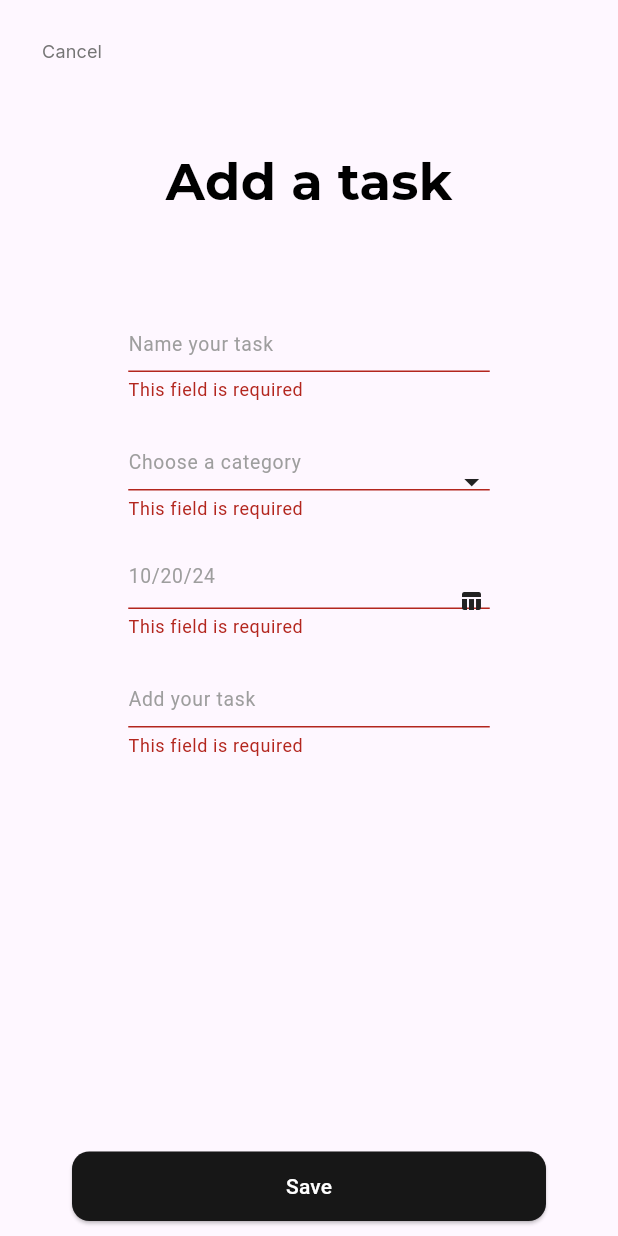
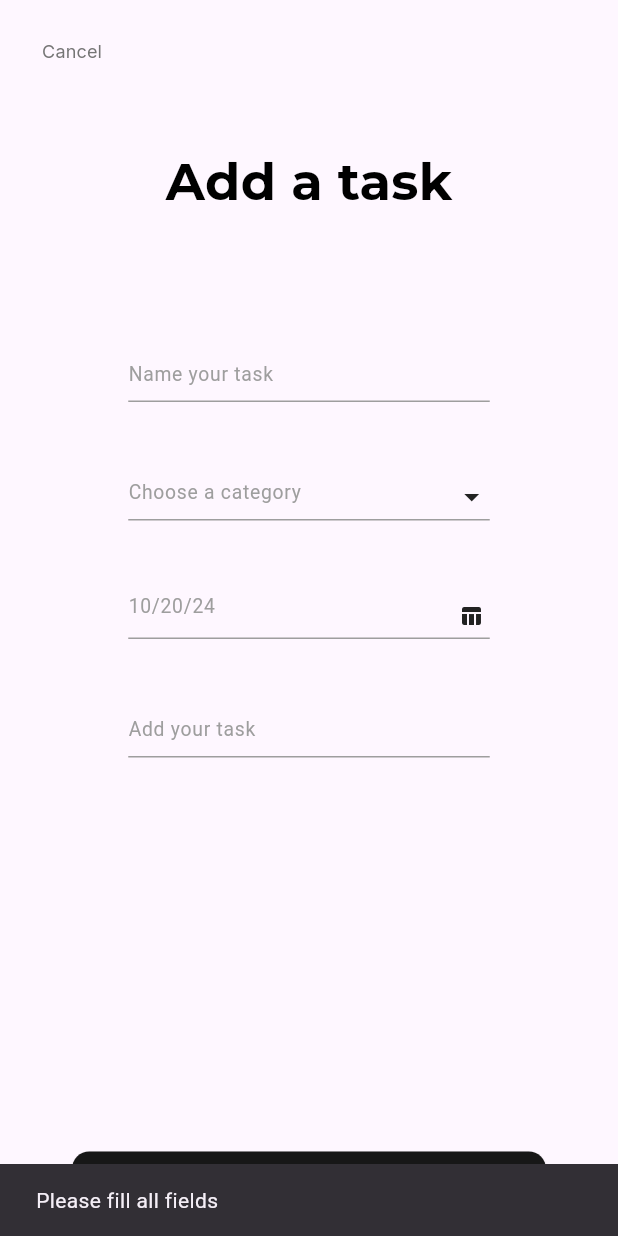
Before and after one commit to Marwannnnnntarek/toDo, a Flutter app: the AddTasksView screen opened by its route, after a tap on "Cancel", after a tap on the "add circle" icon, after a tap on "Save", on a phone screen of 412 x 824 dp. Run offline on Flutter 3.47's test engine with Material 3 defaults, Android fonts, the phone set to English and light mode, and no system bars; drawn by our look-alikes of modal_progress_hud_nsn; our stand-ins replace flutter_bloc, go_router, google_fonts, hive, hive_flutter; accounts and stored records are empty.

Commit message:
created a two cubits, one for adding task and another one for displaying the tasks on all tasks view

```diff
--- a/lib/features/add/data/cubits/add_task_cubit/add_task_cubit.dart
+++ b/lib/features/add/data/cubits/add_task_cubit/add_task_cubit.dart
@@ -1,21 +1,38 @@
-import 'package:bloc/bloc.dart';
+import 'package:flutter/widgets.dart';
+import 'package:flutter_bloc/flutter_bloc.dart';
 import 'package:hive_flutter/adapters.dart';
 import 'package:todo/core/models/task_model.dart';
 import 'package:todo/features/add/data/cubits/add_task_cubit/add_task_states.dart';
+import 'package:todo/features/all/data/cubits/all_tasks_cubit/all_tasks_cubit.dart';
 
 class AddTaskCubit extends Cubit<AddTaskState> {
   AddTaskCubit() : super(AddTaskInitial());
 
-  // ignore: non_constant_identifier_names
-  AddTask(TaskModel taskModel) async {
-    emit(AddTaskLoading());
-    try {
-      var taskBox = Hive.box<TaskModel>('task_box');
+  void updateName(String name) => emit(state.copyWith(name: name));
+  void updateCategory(String category) =>
+      emit(state.copyWith(category: category));
+  void updateDate(String date) => emit(state.copyWith(date: date));
+  void updateContent(String content) => emit(state.copyWith(content: content));
 
-      await taskBox.add(taskModel);
-       emit(AddTaskSuccess());
-    } catch (e) {
-      emit(AddTaskFailure(error: 'Error: $e'));
+  void saveTask(BuildContext context) async {
+    if (state.name.isNotEmpty &&
+        state.category.isNotEmpty &&
+        state.date.isNotEmpty &&
+        state.content.isNotEmpty) {
+      final task = TaskModel(
+        name: state.name,
+        category: state.category,
+        date: state.date,
+        content: state.content,
+      );
+
+      final box = Hive.box<TaskModel>('task_box');
+      await box.add(task);
+      // ignore: use_build_context_synchronously
+      context.read<AllTasksCubit>().loadTasks();
+      emit(AddTaskSuccess(taskModel: task));
+    } else {
+      emit(AddTaskError("Please fill all fields"));
     }
   }
 }
--- a/lib/features/add/data/cubits/add_task_cubit/add_task_states.dart
+++ b/lib/features/add/data/cubits/add_task_cubit/add_task_states.dart
@@ -1,12 +1,55 @@
-abstract class AddTaskState {}
+// abstract class AddTaskState {}
+
+// class AddTaskInitial extends AddTaskState {}
+
+// class AddTaskLoading extends AddTaskState {}
+
+// class AddTaskSuccess extends AddTaskState {}
+
+// class AddTaskFailure extends AddTaskState {
+//   final String error;
+//   AddTaskFailure({required this.error});
+// }
+
+import 'package:todo/core/models/task_model.dart';
+
+class AddTaskState {
+  final String name;
+  final String category;
+  final String date;
+  final String content;
+
+  const AddTaskState({
+    this.name = '',
+    this.category = '',
+    this.date = '',
+    this.content = '',
+  });
+
+  AddTaskState copyWith({
+    String? name,
+    String? category,
+    String? date,
+    String? content,
+  }) {
+    return AddTaskState(
+      name: name ?? this.name,
+      category: category ?? this.category,
+      date: date ?? this.date,
+      content: content ?? this.content,
+    );
+  }
+}
 
 class AddTaskInitial extends AddTaskState {}
 
-class AddTaskLoading extends AddTaskState {}
+class AddTaskSuccess extends AddTaskState {
+  final TaskModel taskModel;
 
-class AddTaskSuccess extends AddTaskState {}
+  AddTaskSuccess({required this.taskModel});
+}
 
-class AddTaskFailure extends AddTaskState {
-  final String error;
-  AddTaskFailure({required this.error});
+class AddTaskError extends AddTaskState {
+  final String message;
+  AddTaskError(this.message);
 }
--- a/lib/features/add/presentation/views/widgets/add_task_form.dart
+++ b/lib/features/add/presentation/views/widgets/add_task_form.dart
@@ -1,83 +1,83 @@
-import 'package:flutter/widgets.dart';
-import 'package:flutter_bloc/flutter_bloc.dart';
-import 'package:todo/core/models/task_model.dart';
-import 'package:todo/features/add/data/cubits/add_task_cubit/add_task_cubit.dart';
-import 'package:todo/features/add/presentation/views/widgets/cancel_button.dart';
-import 'package:todo/features/add/presentation/views/widgets/category_dropdown.dart';
-import 'package:todo/features/add/presentation/views/widgets/custom_text_field.dart';
-import 'package:todo/features/add/presentation/views/widgets/date_field.dart';
-import 'package:todo/features/add/presentation/views/widgets/save_button.dart';
-import 'package:todo/features/add/presentation/views/widgets/title.dart';
+// import 'package:flutter/widgets.dart';
+// import 'package:flutter_bloc/flutter_bloc.dart';
+// import 'package:todo/core/models/task_model.dart';
+// import 'package:todo/features/add/data/cubits/add_task_cubit/add_task_cubit.dart';
+// import 'package:todo/features/add/presentation/views/widgets/cancel_button.dart';
+// import 'package:todo/features/add/presentation/views/widgets/category_dropdown.dart';
+// import 'package:todo/features/add/presentation/views/widgets/custom_text_field.dart';
+// import 'package:todo/features/add/presentation/views/widgets/date_field.dart';
+// import 'package:todo/features/add/presentation/views/widgets/save_button.dart';
+// import 'package:todo/features/add/presentation/views/widgets/title.dart';
 
-class AddTaskForm extends StatefulWidget {
-  const AddTaskForm({super.key});
+// class AddTaskForm extends StatefulWidget {
+//   const AddTaskForm({super.key});
 
-  @override
-  State<AddTaskForm> createState() => _AddTaskFormState();
-}
+//   @override
+//   State<AddTaskForm> createState() => _AddTaskFormState();
+// }
 
-class _AddTaskFormState extends State<AddTaskForm> {
-  final GlobalKey<FormState> formkey = GlobalKey();
-  AutovalidateMode autovalidateMode = AutovalidateMode.disabled;
-  String? name, content, date, category;
-  @override
-  Widget build(BuildContext context) {
-    return Form(
-      key: formkey,
-      child: Column(
-        crossAxisAlignment: CrossAxisAlignment.start,
-        children: [
-          CancelButton(context: context),
-          const SizedBox(height: 39),
-          const AddTitle(),
-          const SizedBox(height: 91),
-          CustomTextField(
-            hint: 'Name your task',
-            onSaved: (value) {
-              name = value;
-            },
-          ),
-          const SizedBox(height: 48),
-          CategoryDropdown(
-            onSaved: (value) {
-              category = value;
-            },
-          ),
-          const SizedBox(height: 48),
-          DateField(
-            onSaved: (value) {
-              date = value;
-            },
-          ),
-          const SizedBox(height: 48),
-          CustomTextField(
-            hint: 'Add your task',
-            onSaved: (value) {
-              content = value;
-            },
-          ),
-          const Spacer(),
-          SaveButton(
-            onPressed: () {
-              if (formkey.currentState!.validate()) {
-                formkey.currentState!.save();
-                BlocProvider.of<AddTaskCubit>(context).AddTask(
-                  TaskModel(
-                    name: name!,
-                    content: content!,
-                    date: date!,
-                    category: category!,
-                  ),
-                );
-              } else {
-                setState(() {
-                  autovalidateMode = AutovalidateMode.always;
-                });
-              }
-            },
-          ),
-        ],
-      ),
-    );
-  }
-}
+// class _AddTaskFormState extends State<AddTaskForm> {
+//   final GlobalKey<FormState> formkey = GlobalKey();
+//   AutovalidateMode autovalidateMode = AutovalidateMode.disabled;
+//   String? name, content, date, category;
+//   @override
+//   Widget build(BuildContext context) {
+//     return Form(
+//       key: formkey,
+//       child: Column(
+//         crossAxisAlignment: CrossAxisAlignment.start,
+//         children: [
+//           CancelButton(context: context),
+//           const SizedBox(height: 39),
+//           const AddTitle(),
+//           const SizedBox(height: 91),
+//           CustomTextField(
+//             hint: 'Name your task',
+//             onSaved: (value) {
+//               name = value;
+//             },
+//           ),
+//           const SizedBox(height: 48),
+//           CategoryDropdown(
+//             onSaved: (value) {
+//               category = value;
+//             },
+//           ),
+//           const SizedBox(height: 48),
+//           DateField(
+//             onSaved: (value) {
+//               date = value;
+//             },
+//           ),
+//           const SizedBox(height: 48),
+//           CustomTextField(
+//             hint: 'Add your task',
+//             onSaved: (value) {
+//               content = value;
+//             },
+//           ),
+//           const Spacer(),
+//           SaveButton(
+//             onPressed: () {
+//               if (formkey.currentState!.validate()) {
+//                 formkey.currentState!.save();
+//                 BlocProvider.of<AddTaskCubit>(context).AddTask(
+//                   TaskModel(
+//                     name: name!,
+//                     content: content!,
+//                     date: date!,
+//                     category: category!,
+//                   ),
+//                 );
+//               } else {
+//                 setState(() {
+//                   autovalidateMode = AutovalidateMode.always;
+//                 });
+//               }
+//             },
+//           ),
+//         ],
+//       ),
+//     );
+//   }
+// }
--- a/lib/features/add/presentation/views/widgets/add_tasks_body.dart
+++ b/lib/features/add/presentation/views/widgets/add_tasks_body.dart
@@ -1,34 +1,82 @@
 import 'package:flutter/material.dart';
 import 'package:flutter_bloc/flutter_bloc.dart';
 import 'package:go_router/go_router.dart';
-import 'package:modal_progress_hud_nsn/modal_progress_hud_nsn.dart';
 import 'package:todo/features/add/data/cubits/add_task_cubit/add_task_cubit.dart';
 import 'package:todo/features/add/data/cubits/add_task_cubit/add_task_states.dart';
-import 'package:todo/features/add/presentation/views/widgets/add_task_form.dart';
+import 'package:todo/features/add/presentation/views/widgets/cancel_button.dart';
+import 'package:todo/features/add/presentation/views/widgets/category_dropdown.dart';
+import 'package:todo/features/add/presentation/views/widgets/custom_text_field.dart';
+import 'package:todo/features/add/presentation/views/widgets/date_field.dart';
+import 'package:todo/features/add/presentation/views/widgets/save_button.dart';
+import 'package:todo/features/add/presentation/views/widgets/title.dart';
 
 class AddTasksBody extends StatelessWidget {
-  const AddTasksBody({super.key});
+  final _nameController = TextEditingController();
+  final _categoryController = TextEditingController();
+  final _contentController = TextEditingController();
+  final _dateController = TextEditingController();
+  AddTasksBody({super.key});
 
   @override
   Widget build(BuildContext context) {
-    return BlocProvider(
-      create: (context) => AddTaskCubit(),
-      child: BlocConsumer<AddTaskCubit, AddTaskState>(
-        listener: (BuildContext context, Object? state) {
+    return BlocConsumer<AddTaskCubit, AddTaskState>(
+      listener: (context, state) {
         if (state is AddTaskSuccess) {
+          // Save task and maybe pop the screen
           context.go('/');
+        } else if (state is AddTaskError) {
+          ScaffoldMessenger.of(
+            context,
+          ).showSnackBar(SnackBar(content: Text(state.message)));
         }
       },
-        builder: (BuildContext context, state) {
-          return ModalProgressHUD(
-            inAsyncCall: state is AddTaskLoading ? true : false,
-            child: Padding(
+      builder: (context, state) {
+        return Padding(
           padding: const EdgeInsets.symmetric(vertical: 10, horizontal: 16),
-              child: AddTaskForm(),
+          child: Column(
+            crossAxisAlignment: CrossAxisAlignment.start,
+            children: [
+              CancelButton(context: context),
+              const SizedBox(height: 39),
+              const AddTitle(),
+              const SizedBox(height: 91),
+              CustomTextField(
+                hint: 'Name your task',
+                controller: _nameController,
+                onChanged:
+                    (value) => context.read<AddTaskCubit>().updateName(value),
+              ),
+              const SizedBox(height: 48),
+              CategoryDropdown(
+                controller: _categoryController,
+                onChanged:
+                    (value) =>
+                        context.read<AddTaskCubit>().updateCategory(value),
+              ),
+              const SizedBox(height: 48),
+              DateField(
+                controller: _dateController,
+                onChanged:
+                    (value) => context.read<AddTaskCubit>().updateDate(value),
+              ),
+              const SizedBox(height: 48),
+              CustomTextField(
+                hint: 'Add your task',
+                controller: _contentController,
+                onChanged:
+                    (value) =>
+                        context.read<AddTaskCubit>().updateContent(value),
+              ),
+              const Spacer(),
+              SaveButton(
+                onPressed: () {
+                  context.read<AddTaskCubit>().saveTask(context);
+                },
+              ),
+            ],
           ),
         );
       },
-      ),
     );
   }
 }
--- a/lib/features/add/presentation/views/widgets/category_dropdown.dart
+++ b/lib/features/add/presentation/views/widgets/category_dropdown.dart
@@ -2,16 +2,17 @@ import 'package:flutter/material.dart';
 import 'package:google_fonts/google_fonts.dart';
 
 class CategoryDropdown extends StatefulWidget {
-  final void Function(String?)? onSaved;
   final void Function(String)? onChanged;
-  const CategoryDropdown({super.key, this.onSaved, this.onChanged});
+  final TextEditingController? controller;
+
+  const CategoryDropdown({super.key, this.onChanged, this.controller});
 
   @override
   State<CategoryDropdown> createState() => _CategoryDropdownState();
 }
 
 class _CategoryDropdownState extends State<CategoryDropdown> {
-  final TextEditingController _controller = TextEditingController();
+  final TextEditingController controller = TextEditingController();
   String? selectedCategory;
 
   final List<String> categories = [
@@ -44,17 +45,10 @@ class _CategoryDropdownState extends State<CategoryDropdown> {
       child: SizedBox(
         width: 241,
         height: 31,
-        child: TextFormField(
-          onSaved: widget.onSaved,
+        child: TextField(
           onChanged: widget.onChanged,
-          validator: (value) {
-            if (value?.isEmpty ?? true) {
-              return 'This field is required';
-            } else {
-              return null;
-            }
-          },
-          controller: _controller,
+
+          controller: widget.controller,
           readOnly: true,
           decoration: InputDecoration(
             hintText: 'Choose a category',
@@ -105,9 +99,12 @@ class _CategoryDropdownState extends State<CategoryDropdown> {
                     }).toList(),
                 onChanged: (String? newValue) {
                   setState(() {
-                    // selectedCategory = newValue;
-                    _controller.text = newValue ?? '';
+                    selectedCategory = newValue;
+                    controller.text = newValue ?? '';
                   });
+                  if (newValue != null) {
+                    widget.onChanged?.call(newValue);
+                  }
                 },
               ),
             ),
--- a/lib/features/add/presentation/views/widgets/custom_text_field.dart
+++ b/lib/features/add/presentation/views/widgets/custom_text_field.dart
@@ -5,13 +5,14 @@ class CustomTextField extends StatelessWidget {
   const CustomTextField({
     super.key,
     required this.hint,
-    this.onSaved,
     this.onChanged,
+    this.controller,
   });
 
   final String hint;
-  final void Function(String?)? onSaved;
+  // final void Function(String?)? onSaved;
   final void Function(String)? onChanged;
+  final TextEditingController? controller;
 
   @override
   Widget build(BuildContext context) {
@@ -19,16 +20,9 @@ class CustomTextField extends StatelessWidget {
       child: SizedBox(
         width: 241,
         height: 31,
-        child: TextFormField(
-          onSaved: onSaved,
+        child: TextField(
+          controller: controller,
           onChanged: onChanged,
-          validator: (value) {
-            if (value?.isEmpty ?? true) {
-              return 'This field is required';
-            } else {
-              return null;
-            }
-          },
           decoration: InputDecoration(
             hintText: hint,
             hintStyle: GoogleFonts.roboto(
--- a/lib/features/add/presentation/views/widgets/date_field.dart
+++ b/lib/features/add/presentation/views/widgets/date_field.dart
@@ -2,8 +2,8 @@ import 'package:flutter/material.dart';
 import 'package:google_fonts/google_fonts.dart';
 
 class DateField extends StatelessWidget {
-  const DateField({super.key, this.onSaved, this.onChanged});
-  final void Function(String?)? onSaved;
+  const DateField({super.key, this.onChanged, this.controller});
+  final TextEditingController? controller;
   final void Function(String)? onChanged;
   @override
   Widget build(BuildContext context) {
@@ -11,16 +11,9 @@ class DateField extends StatelessWidget {
       child: SizedBox(
         width: 241,
         height: 31,
-        child: TextFormField(
-          onSaved: onSaved,
+        child: TextField(
           onChanged: onChanged,
-          validator: (value) {
-            if (value?.isEmpty ?? true) {
-              return 'This field is required';
-            } else {
-              return null;
-            }
-          },
+          controller: controller,
           decoration: InputDecoration(
             hintText: '10/20/24',
             hintStyle: GoogleFonts.roboto(
--- a/lib/features/all/data/cubits/all_tasks_cubit/all_tasks_state.dart
+++ b/lib/features/all/data/cubits/all_tasks_cubit/all_tasks_state.dart
@@ -1,14 +1,11 @@
 import 'package:todo/core/models/task_model.dart';
 
 abstract class AllTasksState {}
+
 class AllTasksInitial extends AllTasksState {}
-class AllTasksLoading extends AllTasksState {}
-class AllTasksFailure extends AllTasksState {
-    final String error;
-  AllTasksFailure({required this.error});
+
+class AllTasksLoaded extends AllTasksState {
+  final List<TaskModel> tasks;
+
+  AllTasksLoaded({required this.tasks});
 }
-class AllTasksSuccess extends AllTasksState {
-  final List<TaskModel> taskModel;
-
-  AllTasksSuccess( this.taskModel);
-}
--- a/lib/features/all/presentation/views/widgets/all_tasks_body.dart
+++ b/lib/features/all/presentation/views/widgets/all_tasks_body.dart
@@ -1,6 +1,7 @@
 import 'package:flutter/material.dart';
 import 'package:flutter_bloc/flutter_bloc.dart';
 import 'package:todo/features/all/data/cubits/all_tasks_cubit/all_tasks_cubit.dart';
+import 'package:todo/features/all/data/cubits/all_tasks_cubit/all_tasks_state.dart';
 import 'package:todo/features/all/presentation/views/widgets/header.dart';
 import 'package:todo/features/all/presentation/views/widgets/task_row.dart';
 
@@ -16,9 +17,7 @@ class AllTasksBody extends StatelessWidget {
 
   @override
   Widget build(BuildContext context) {
-    return BlocProvider(
-      create: (context) => AllTasksCubit(),
-      child: Column(
+    return Column(
       children: [
         const Header(
           title: 'Tasks',
@@ -28,18 +27,28 @@ class AllTasksBody extends StatelessWidget {
         ),
         SizedBox(height: 97),
         Expanded(
-            child: ListView.builder(
-              itemCount: values.length,
+          child: BlocBuilder<AllTasksCubit, AllTasksState>(
+            builder: (context, state) {
+              if (state is AllTasksLoaded) {
+                return ListView.builder(
+                  itemCount: state.tasks.length,
                   itemBuilder: (context, index) {
+                    final task = state.tasks[index];
                     return TaskRow(
-                  value: values[index],
-                  onChanged: (newValue) => onChanged(index, newValue),
+                      value: false,
+                      onChanged: (_) {},
+                      content: task.content,
+                      date: task.date.toString(), // Format this if needed
                     );
+                  },
+                );
+              } else {
+                return const Center(child: CircularProgressIndicator());
+              }
             },
           ),
         ),
       ],
-      ),
     );
   }
 }
```
Also changed, not shown: lib/core/helpers/simple_bloc_observer.dart (+27 -27 lines), lib/features/all/data/cubits/all_tasks_cubit/all_tasks_cubit.dart (+13 -15 lines), lib/features/all/presentation/views/widgets/task_row.dart (+11 -3 lines), lib/features/completed/presentation/views/widgets/completed_tasks_body.dart (+21 -7 lines), lib/features/pending/presentation/views/widgets/pending_tasks_body.dart (+21 -7 lines), lib/main.dart (+14 -5 lines). Lines whose indentation alone changed are shown as unchanged.
